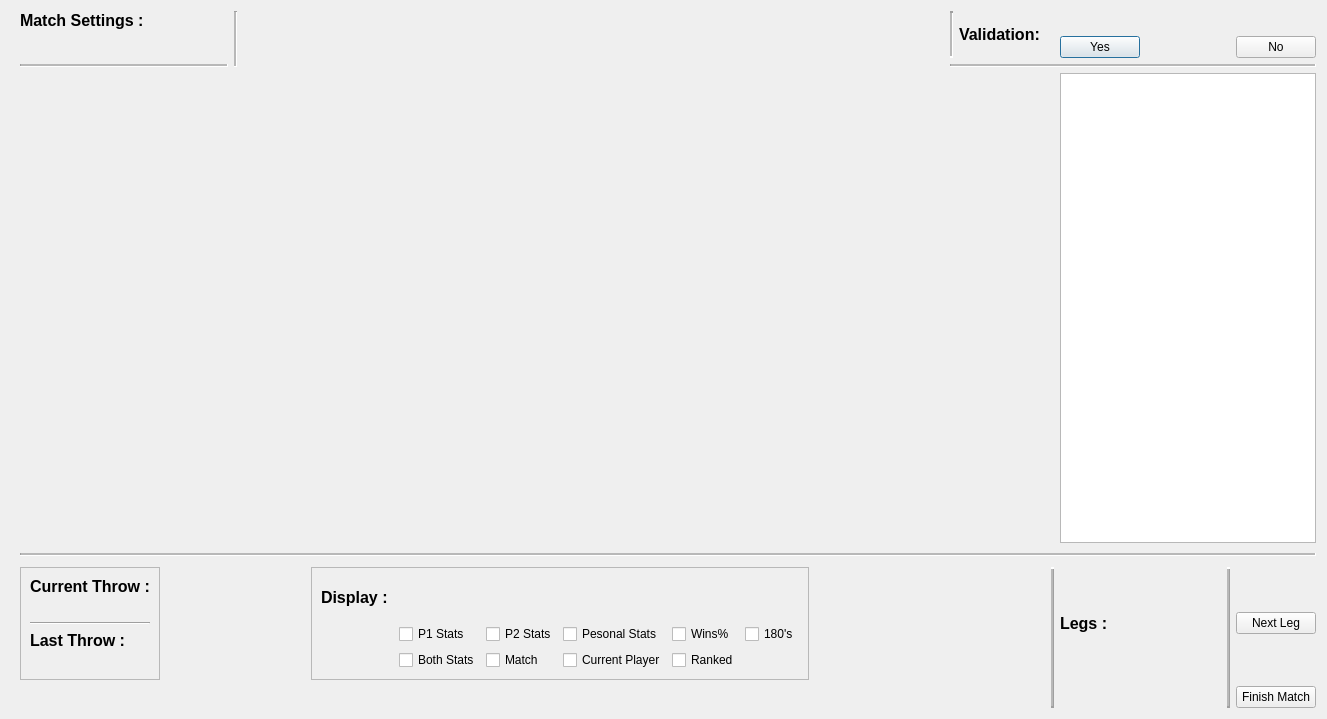
Above: scorerview.ui from dartbois/DartsTheEndIsNigh before the change. Below: the same form after it.
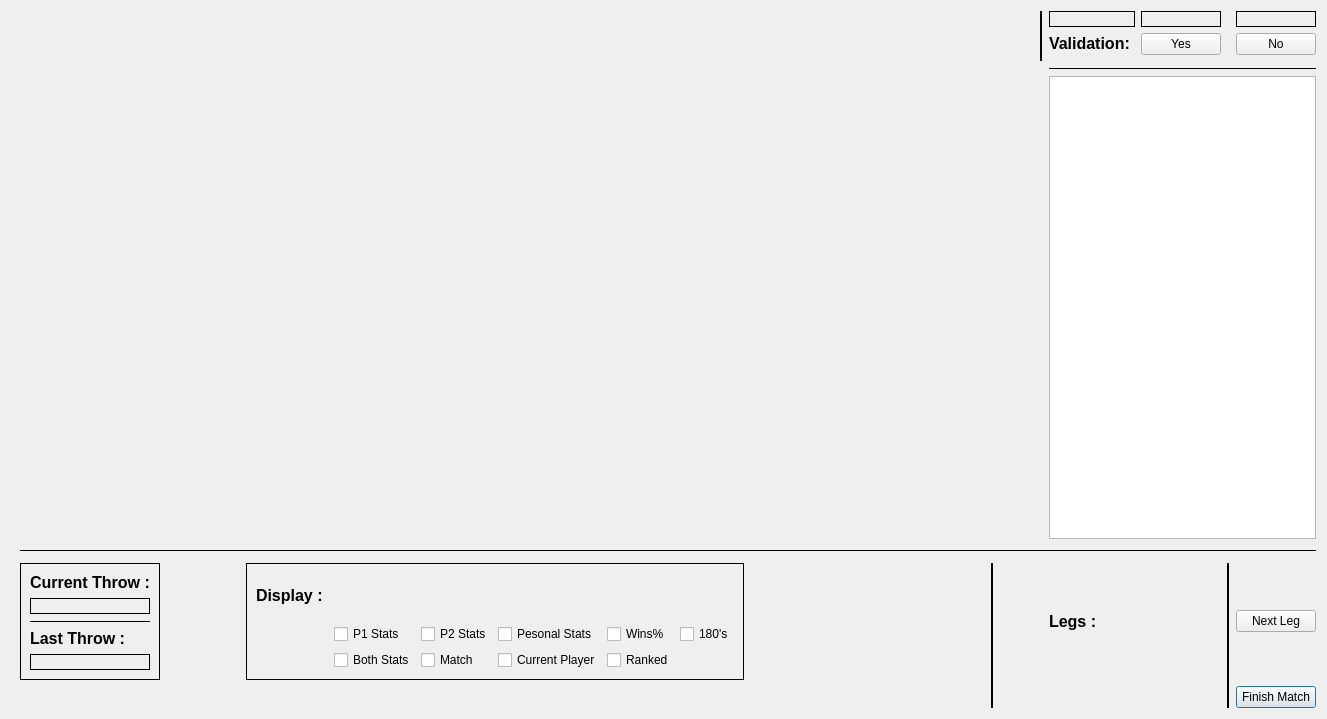
That is the form after the change. Custom widgets are drawn as their Qt base class.

```diff
--- a/scorerview.ui
+++ b/scorerview.ui
@@ -17,51 +17,13 @@
    <string>Dialog</string>
   </property>
   <layout class="QGridLayout" name="gridLayout">
-   <item row="0" column="19">
-    <widget class="QLabel" name="SlineThree">
-     <property name="text">
-      <string/>
-     </property>
-    </widget>
-   </item>
-   <item row="8" column="16" alignment="Qt::AlignVCenter">
-    <widget class="QLabel" name="label_6">
-     <property name="text">
-      <string>&lt;html&gt;&lt;head/&gt;&lt;body&gt;&lt;p&gt;&lt;span style=&quot; font-size:12pt; font-weight:600;&quot;&gt;Legs&lt;/span&gt;&lt;span style=&quot; font-size:12pt; font-weight:600;&quot;&gt; :&lt;/span&gt;&lt;/p&gt;&lt;/body&gt;&lt;/html&gt;</string>
-     </property>
-    </widget>
-   </item>
-   <item row="6" column="0">
-    <widget class="Line" name="line_8">
-     <property name="midLineWidth">
-      <number>2</number>
-     </property>
-     <property name="orientation">
-      <enum>Qt::Vertical</enum>
-     </property>
-    </widget>
-   </item>
-   <item row="1" column="16">
-    <widget class="QPushButton" name="ValadationYes">
-     <property name="text">
-      <string>Yes</string>
-     </property>
-    </widget>
-   </item>
-   <item row="8" column="19">
-    <widget class="QPushButton" name="pushButton_3">
-     <property name="text">
-      <string>Next Leg</string>
-     </property>
-    </widget>
-   </item>
-   <item row="8" column="2">
+   <item row="9" column="2">
     <widget class="QFrame" name="frame">
      <property name="frameShape">
-      <enum>QFrame::StyledPanel</enum>
+      <enum>QFrame::Box</enum>
      </property>
      <property name="frameShadow">
-      <enum>QFrame::Raised</enum>
+      <enum>QFrame::Plain</enum>
      </property>
      <layout class="QVBoxLayout" name="verticalLayout">
       <item>
@@ -73,6 +35,9 @@
       </item>
       <item>
        <widget class="QLabel" name="CurrentThrowLabel">
+        <property name="frameShape">
+         <enum>QFrame::Box</enum>
+        </property>
         <property name="text">
          <string/>
         </property>
@@ -80,6 +45,9 @@
       </item>
       <item>
        <widget class="Line" name="line_10">
+        <property name="frameShadow">
+         <enum>QFrame::Plain</enum>
+        </property>
         <property name="orientation">
          <enum>Qt::Horizontal</enum>
         </property>
@@ -94,6 +62,9 @@
       </item>
       <item>
        <widget class="QLabel" name="LastThrowLabel">
+        <property name="frameShape">
+         <enum>QFrame::Box</enum>
+        </property>
         <property name="text">
          <string/>
         </property>
@@ -102,123 +73,54 @@
      </layout>
     </widget>
    </item>
-   <item row="1" column="19" alignment="Qt::AlignLeft">
-    <widget class="QPushButton" name="ValadationNo">
-     <property name="text">
-      <string>No</string>
-     </property>
-    </widget>
-   </item>
-   <item row="0" column="5" rowspan="3">
-    <widget class="Line" name="line_4">
-     <property name="midLineWidth">
-      <number>2</number>
-     </property>
-     <property name="orientation">
-      <enum>Qt::Vertical</enum>
-     </property>
-    </widget>
-   </item>
-   <item row="8" column="15" rowspan="2">
-    <widget class="Line" name="line_5">
-     <property name="baseSize">
-      <size>
-       <width>500</width>
-       <height>500</height>
-      </size>
-     </property>
-     <property name="frameShadow">
-      <enum>QFrame::Raised</enum>
-     </property>
-     <property name="lineWidth">
-      <number>2</number>
-     </property>
-     <property name="midLineWidth">
-      <number>2</number>
-     </property>
-     <property name="orientation">
-      <enum>Qt::Vertical</enum>
-     </property>
-    </widget>
-   </item>
-   <item row="0" column="2">
-    <widget class="QLabel" name="label_3">
-     <property name="text">
-      <string>&lt;html&gt;&lt;head/&gt;&lt;body&gt;&lt;p&gt;&lt;span style=&quot; font-size:12pt; font-weight:600;&quot;&gt;Match Settings :&lt;/span&gt;&lt;/p&gt;&lt;/body&gt;&lt;/html&gt;</string>
-     </property>
-    </widget>
-   </item>
-   <item row="0" column="13" rowspan="2">
-    <widget class="Line" name="line_11">
-     <property name="lineWidth">
-      <number>2</number>
-     </property>
-     <property name="midLineWidth">
-      <number>2</number>
-     </property>
-     <property name="orientation">
-      <enum>Qt::Vertical</enum>
-     </property>
-    </widget>
-   </item>
-   <item row="0" column="14" rowspan="2">
-    <widget class="QLabel" name="label_4">
-     <property name="text">
-      <string>&lt;html&gt;&lt;head/&gt;&lt;body&gt;&lt;p&gt;&lt;span style=&quot; font-size:12pt; font-weight:600;&quot;&gt;Validation: &lt;/span&gt;&lt;/p&gt;&lt;/body&gt;&lt;/html&gt;</string>
-     </property>
-    </widget>
-   </item>
    <item row="0" column="16">
-    <widget class="QLabel" name="SlingOne">
+    <widget class="QLabel" name="SlingTwo">
+     <property name="frameShape">
+      <enum>QFrame::Box</enum>
+     </property>
      <property name="text">
       <string/>
      </property>
     </widget>
    </item>
-   <item row="9" column="19">
+   <item row="10" column="18">
     <widget class="QPushButton" name="pushButton_4">
      <property name="text">
       <string>Finish Match</string>
      </property>
     </widget>
    </item>
-   <item row="3" column="16" colspan="4">
-    <widget class="QTableWidget" name="tableWidget">
-     <property name="maximumSize">
-      <size>
-       <width>400</width>
-       <height>16777215</height>
-      </size>
+   <item row="9" column="18">
+    <widget class="QPushButton" name="pushButton_3">
+     <property name="text">
+      <string>Next Leg</string>
      </property>
     </widget>
    </item>
-   <item row="2" column="2" colspan="3">
-    <widget class="Line" name="line_3">
-     <property name="midLineWidth">
-      <number>2</number>
+   <item row="0" column="18">
+    <widget class="QLabel" name="SlineThree">
+     <property name="frameShape">
+      <enum>QFrame::Box</enum>
      </property>
-     <property name="orientation">
-      <enum>Qt::Horizontal</enum>
+     <property name="text">
+      <string/>
      </property>
     </widget>
    </item>
-   <item row="2" column="13" colspan="7">
-    <widget class="Line" name="line_6">
-     <property name="midLineWidth">
-      <number>2</number>
+   <item row="1" column="15">
+    <widget class="QLabel" name="label_4">
+     <property name="text">
+      <string>&lt;html&gt;&lt;head/&gt;&lt;body&gt;&lt;p&gt;&lt;span style=&quot; font-size:12pt; font-weight:600;&quot;&gt;Validation: &lt;/span&gt;&lt;/p&gt;&lt;/body&gt;&lt;/html&gt;</string>
      </property>
-     <property name="orientation">
-      <enum>Qt::Horizontal</enum>
-     </property>
     </widget>
    </item>
-   <item row="8" column="8">
+   <item row="9" column="5">
     <widget class="QFrame" name="frame_2">
      <property name="frameShape">
-      <enum>QFrame::StyledPanel</enum>
+      <enum>QFrame::Box</enum>
      </property>
      <property name="frameShadow">
-      <enum>QFrame::Raised</enum>
+      <enum>QFrame::Plain</enum>
      </property>
      <layout class="QGridLayout" name="gridLayout_2">
       <item row="5" column="2">
@@ -294,8 +196,24 @@
      </layout>
     </widget>
    </item>
-   <item row="5" column="2" rowspan="3" colspan="18">
-    <widget class="Line" name="line_2">
+   <item row="4" column="15" colspan="4">
+    <widget class="QTableWidget" name="tableWidget">
+     <property name="maximumSize">
+      <size>
+       <width>400</width>
+       <height>16777215</height>
+      </size>
+     </property>
+     <property name="frameShadow">
+      <enum>QFrame::Plain</enum>
+     </property>
+    </widget>
+   </item>
+   <item row="3" column="15" colspan="4">
+    <widget class="Line" name="line_6">
+     <property name="frameShadow">
+      <enum>QFrame::Plain</enum>
+     </property>
      <property name="midLineWidth">
       <number>2</number>
      </property>
@@ -304,13 +222,26 @@
      </property>
     </widget>
    </item>
-   <item row="8" column="18" rowspan="2">
-    <widget class="Line" name="line_9">
-     <property name="autoFillBackground">
-      <bool>false</bool>
+   <item row="7" column="0">
+    <widget class="Line" name="line_8">
+     <property name="midLineWidth">
+      <number>2</number>
+     </property>
+     <property name="orientation">
+      <enum>Qt::Vertical</enum>
+     </property>
+    </widget>
+   </item>
+   <item row="9" column="12" rowspan="2">
+    <widget class="Line" name="line_5">
+     <property name="baseSize">
+      <size>
+       <width>500</width>
+       <height>500</height>
+      </size>
      </property>
      <property name="frameShadow">
-      <enum>QFrame::Raised</enum>
+      <enum>QFrame::Plain</enum>
      </property>
      <property name="lineWidth">
       <number>2</number>
@@ -323,21 +254,14 @@
      </property>
     </widget>
    </item>
-   <item row="8" column="17">
-    <widget class="QLabel" name="LegNumber">
+   <item row="1" column="18">
+    <widget class="QPushButton" name="ValadationNo">
      <property name="text">
-      <string/>
+      <string>No</string>
      </property>
     </widget>
    </item>
-   <item row="0" column="17">
-    <widget class="QLabel" name="SlingTwo">
-     <property name="text">
-      <string/>
-     </property>
-    </widget>
-   </item>
-   <item row="3" column="2" colspan="13">
+   <item row="0" column="2" rowspan="5" colspan="12">
     <widget class="Widget" name="widget" native="true">
      <property name="baseSize">
       <size>
@@ -347,6 +271,85 @@
      </property>
     </widget>
    </item>
+   <item row="0" column="15">
+    <widget class="QLabel" name="SlingOne">
+     <property name="frameShape">
+      <enum>QFrame::Box</enum>
+     </property>
+     <property name="text">
+      <string/>
+     </property>
+    </widget>
+   </item>
+   <item row="1" column="16">
+    <widget class="QPushButton" name="ValadationYes">
+     <property name="text">
+      <string>Yes</string>
+     </property>
+    </widget>
+   </item>
+   <item row="9" column="15" alignment="Qt::AlignVCenter">
+    <widget class="QLabel" name="label_6">
+     <property name="text">
+      <string>&lt;html&gt;&lt;head/&gt;&lt;body&gt;&lt;p&gt;&lt;span style=&quot; font-size:12pt; font-weight:600;&quot;&gt;Legs&lt;/span&gt;&lt;span style=&quot; font-size:12pt; font-weight:600;&quot;&gt; :&lt;/span&gt;&lt;/p&gt;&lt;/body&gt;&lt;/html&gt;</string>
+     </property>
+    </widget>
+   </item>
+   <item row="9" column="16">
+    <widget class="QLabel" name="LegNumber">
+     <property name="text">
+      <string/>
+     </property>
+    </widget>
+   </item>
+   <item row="0" column="14" rowspan="3">
+    <widget class="Line" name="line_11">
+     <property name="frameShadow">
+      <enum>QFrame::Plain</enum>
+     </property>
+     <property name="lineWidth">
+      <number>2</number>
+     </property>
+     <property name="midLineWidth">
+      <number>2</number>
+     </property>
+     <property name="orientation">
+      <enum>Qt::Vertical</enum>
+     </property>
+    </widget>
+   </item>
+   <item row="9" column="17" rowspan="2">
+    <widget class="Line" name="line_9">
+     <property name="autoFillBackground">
+      <bool>false</bool>
+     </property>
+     <property name="frameShadow">
+      <enum>QFrame::Plain</enum>
+     </property>
+     <property name="lineWidth">
+      <number>2</number>
+     </property>
+     <property name="midLineWidth">
+      <number>2</number>
+     </property>
+     <property name="orientation">
+      <enum>Qt::Vertical</enum>
+     </property>
+    </widget>
+   </item>
+   <item row="6" column="2" rowspan="3" colspan="17">
+    <widget class="Line" name="line_2">
+     <property name="frameShadow">
+      <enum>QFrame::Plain</enum>
+     </property>
+     <property name="midLineWidth">
+      <number>2</number>
+     </property>
+     <property name="orientation">
+      <enum>Qt::Horizontal</enum>
+     </property>
+    </widget>
+   </item>
   </layout>
   <zorder>line_2</zorder>
   <zorder>line_8</zorder>
```
Left out of the diff: 11 changed lines with no effect on the pictures.
